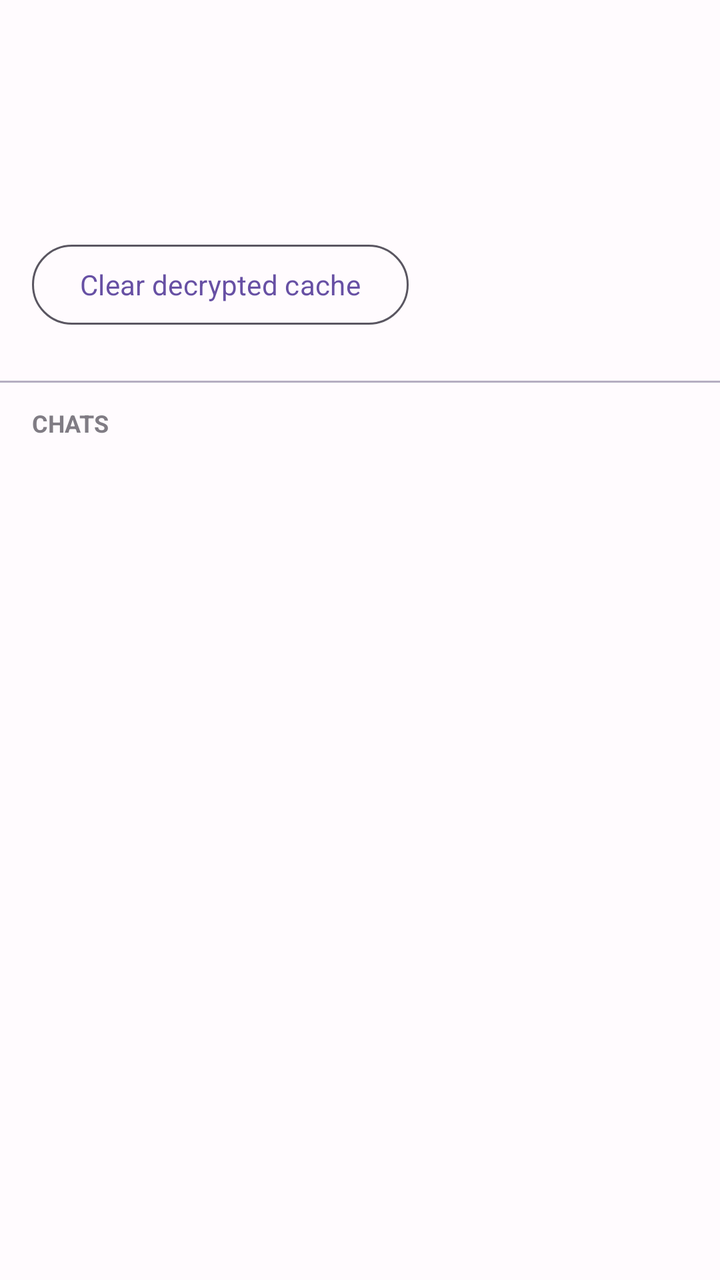
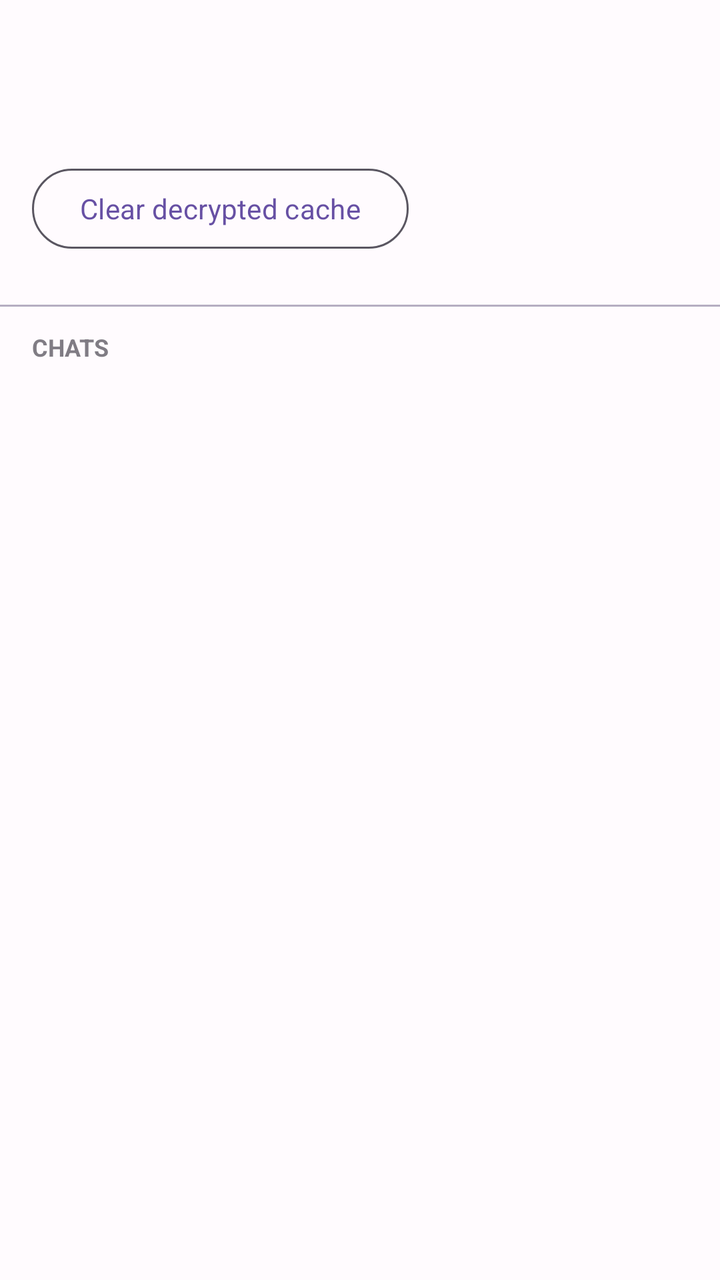

Screens rendered from an Android XML layout before and after an edit, with the pre-edit source and the edit as a unified diff.
<!-- AndroidManifest.xml: application theme Theme.P2PMessenger -->
<!-- res/layout/activity_storage.xml -->
<?xml version="1.0" encoding="utf-8"?>
<FrameLayout xmlns:android="http://schemas.android.com/apk/res/android"
    android:layout_width="match_parent"
    android:layout_height="match_parent">

    
    <LinearLayout
        android:id="@+id/layoutStorageChats"
        android:layout_width="match_parent"
        android:layout_height="match_parent"
        android:orientation="vertical">

        <LinearLayout
            android:layout_width="match_parent"
            android:layout_height="wrap_content"
            android:orientation="vertical"
            android:padding="16dp">

            <TextView
                android:id="@+id/txtStorageTotal"
                android:layout_width="wrap_content"
                android:layout_height="wrap_content"
                android:textSize="22sp"
                android:textStyle="bold" />

            <TextView
                android:id="@+id/txtStorageDatabase"
                android:layout_width="wrap_content"
                android:layout_height="wrap_content"
                android:layout_marginTop="6dp"
                android:textSize="14sp" />

            <TextView
                android:id="@+id/txtStorageAttachments"
                android:layout_width="wrap_content"
                android:layout_height="wrap_content"
                android:textSize="14sp" />

            <TextView
                android:id="@+id/txtStorageCache"
                android:layout_width="wrap_content"
                android:layout_height="wrap_content"
                android:textSize="14sp" />

            <Button
                android:id="@+id/btnClearCache"
                style="?attr/materialButtonOutlinedStyle"
                android:layout_width="wrap_content"
                android:layout_height="wrap_content"
                android:layout_marginTop="10dp"
                android:text="@string/action_clear_decrypted_cache" />
        </LinearLayout>

        <View style="@style/Settings.Divider" />

        <TextView
            android:id="@+id/txtStorageChatsHeader"
            style="@style/Settings.Subheader"
            android:paddingStart="16dp"
            android:paddingEnd="16dp"
            android:text="@string/storage_chats_header" />

        <TextView
            android:id="@+id/txtStorageNoChats"
            android:layout_width="match_parent"
            android:layout_height="wrap_content"
            android:alpha="0.7"
            android:padding="16dp"
            android:text="@string/storage_no_chats"
            android:visibility="gone" />

        <androidx.recyclerview.widget.RecyclerView
            android:id="@+id/recyclerStorageChats"
            android:layout_width="match_parent"
            android:layout_height="0dp"
            android:layout_weight="1" />
    </LinearLayout>

    
    <LinearLayout
        android:id="@+id/layoutStorageAttachments"
        android:layout_width="match_parent"
        android:layout_height="match_parent"
        android:orientation="vertical"
        android:visibility="gone">

        <LinearLayout
            android:layout_width="match_parent"
            android:layout_height="wrap_content"
            android:gravity="center_vertical"
            android:orientation="horizontal"
            android:padding="12dp">

            <TextView
                android:id="@+id/txtStorageAttachmentsTitle"
                android:layout_width="0dp"
                android:layout_height="wrap_content"
                android:layout_weight="1"
                android:ellipsize="end"
                android:maxLines="1"
                android:textSize="17sp"
                android:textStyle="bold" />

            <Button
                android:id="@+id/btnSelectAll"
                style="?attr/materialButtonOutlinedStyle"
                android:layout_width="wrap_content"
                android:layout_height="wrap_content"
                android:text="@string/action_select_all" />

            <Button
                android:id="@+id/btnDeleteSelected"
                style="?attr/materialButtonOutlinedStyle"
                android:layout_width="wrap_content"
                android:layout_height="wrap_content"
                android:layout_marginStart="8dp"
                android:text="@string/action_delete_selected" />
        </LinearLayout>

        <TextView
            android:id="@+id/txtStorageNoAttachments"
            android:layout_width="match_parent"
            android:layout_height="wrap_content"
            android:alpha="0.7"
            android:padding="16dp"
            android:text="@string/storage_no_attachments"
            android:visibility="gone" />

        <androidx.recyclerview.widget.RecyclerView
            android:id="@+id/recyclerStorageAttachments"
            android:layout_width="match_parent"
            android:layout_height="0dp"
            android:layout_weight="1" />
    </LinearLayout>

</FrameLayout>
<!-- resources referenced by this layout -->
<resources>
  <string name="action_clear_decrypted_cache">Clear decrypted cache</string>
  <string name="action_delete_selected">Delete selected</string>
  <string name="action_select_all">Select all</string>
  <string name="storage_chats_header">Chats</string>
  <string name="storage_no_attachments">No attachments in this chat</string>
  <string name="storage_no_chats">No attachments yet</string>
  <color name="md_primary">#6750A4</color>
  <color name="md_on_primary">#FFFFFF</color>
  <color name="md_primary_container">#EADDFF</color>
  <color name="md_on_primary_container">#21005D</color>
  <color name="md_secondary">#625B71</color>
  <color name="md_on_secondary">#FFFFFF</color>
  <color name="md_secondary_container">#E8DEF8</color>
  <color name="md_on_secondary_container">#1D192B</color>
  <color name="md_tertiary">#7D5260</color>
  <color name="md_on_tertiary">#FFFFFF</color>
  <color name="md_surface">#FFFBFE</color>
  <color name="md_on_surface">#1C1B1F</color>
  <color name="md_surface_variant">#CFC7D8</color>
  <color name="md_on_surface_variant">#35313C</color>
  <color name="md_background">#FFFBFE</color>
  <color name="md_on_background">#1C1B1F</color>
  <color name="md_outline">#5A5661</color>
  <color name="md_outline_variant">#B5AEC1</color>
  <color name="md_error">#B3261E</color>
  <color name="md_on_error">#FFFFFF</color>
  <color name="md_error_container">#F9DEDC</color>
  <color name="md_on_error_container">#410E0B</color>
  <style name="Widget.P2PMessenger.TextView" parent="@android:style/Widget.Material.TextView">
          <item name="android:fontFamily">?attr/appFontFamily</item>
          <item name="fontFamily">?attr/appFontFamily</item>
      </style>
  <style name="Widget.P2PMessenger.EditText" parent="@android:style/Widget.Material.EditText">
          <item name="android:fontFamily">?attr/appFontFamily</item>
          <item name="fontFamily">?attr/appFontFamily</item>
      </style>
  <style name="TextAppearance.P2PMessenger.TitleLarge" parent="TextAppearance.Material3.TitleLarge">
          <item name="fontFamily">?attr/appFontFamily</item>
          <item name="android:fontFamily">?attr/appFontFamily</item>
      </style>
  <style name="TextAppearance.P2PMessenger.TitleSmall" parent="TextAppearance.Material3.TitleSmall">
          <item name="fontFamily">?attr/appFontFamily</item>
          <item name="android:fontFamily">?attr/appFontFamily</item>
      </style>
  <style name="TextAppearance.P2PMessenger.BodyLarge" parent="TextAppearance.Material3.BodyLarge">
          <item name="fontFamily">?attr/appFontFamily</item>
          <item name="android:fontFamily">?attr/appFontFamily</item>
      </style>
  <style name="TextAppearance.P2PMessenger.BodyMedium" parent="TextAppearance.Material3.BodyMedium">
          <item name="fontFamily">?attr/appFontFamily</item>
          <item name="android:fontFamily">?attr/appFontFamily</item>
      </style>
  <style name="TextAppearance.P2PMessenger.BodySmall" parent="TextAppearance.Material3.BodySmall">
          <item name="fontFamily">?attr/appFontFamily</item>
          <item name="android:fontFamily">?attr/appFontFamily</item>
      </style>
  <style name="TextAppearance.P2PMessenger.LabelLarge" parent="TextAppearance.Material3.LabelLarge">
          <item name="fontFamily">?attr/appFontFamily</item>
          <item name="android:fontFamily">?attr/appFontFamily</item>
      </style>
  <style name="TextAppearance.P2PMessenger.LabelMedium" parent="TextAppearance.Material3.LabelMedium">
          <item name="fontFamily">?attr/appFontFamily</item>
          <item name="android:fontFamily">?attr/appFontFamily</item>
      </style>
  <style name="TextAppearance.P2PMessenger.LabelSmall" parent="TextAppearance.Material3.LabelSmall">
          <item name="fontFamily">?attr/appFontFamily</item>
          <item name="android:fontFamily">?attr/appFontFamily</item>
      </style>
  <!-- unchanged entries left out for length: 10 -->
</resources>

<!-- the commit's change to res/layout/activity_storage.xml (unified diff, before → after) -->
@@ -24,22 +24,10 @@
                 android:textStyle="bold" />
 
             <TextView
-                android:id="@+id/txtStorageDatabase"
+                android:id="@+id/txtStorageBreakdown"
                 android:layout_width="wrap_content"
                 android:layout_height="wrap_content"
                 android:layout_marginTop="6dp"
-                android:textSize="14sp" />
-
-            <TextView
-                android:id="@+id/txtStorageAttachments"
-                android:layout_width="wrap_content"
-                android:layout_height="wrap_content"
-                android:textSize="14sp" />
-
-            <TextView
-                android:id="@+id/txtStorageCache"
-                android:layout_width="wrap_content"
-                android:layout_height="wrap_content"
                 android:textSize="14sp" />
 
             <Button
